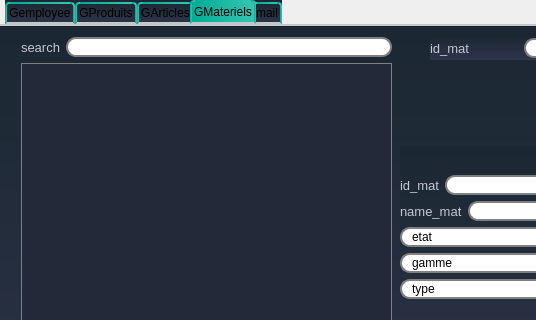
Before: the Qt Designer form employee_interface/gmat.ui in snwxr/Dry_Cleaner_2A3, drawn with Qt 5; both pictures show x 0 to 536 and y 0 to 320 of the 861 by 530 pixel window.
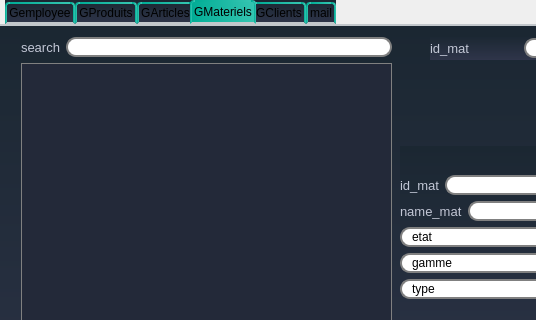
After: the same form once the commit is applied. Icons and pictures are not drawn.

Commit message: arduino + metiers + integration(employee,produits,article,materiels,clients)

```diff
--- a/employee_interface/gmat.ui
+++ b/employee_interface/gmat.ui
@@ -1512,6 +1512,11 @@
      </property>
     </widget>
    </widget>
+   <widget class="QWidget" name="tab_5">
+    <attribute name="title">
+     <string>GClients</string>
+    </attribute>
+   </widget>
    <widget class="QWidget" name="tab_2">
     <attribute name="title">
      <string>mail</string>
```
The commit also changes 90 other files.
